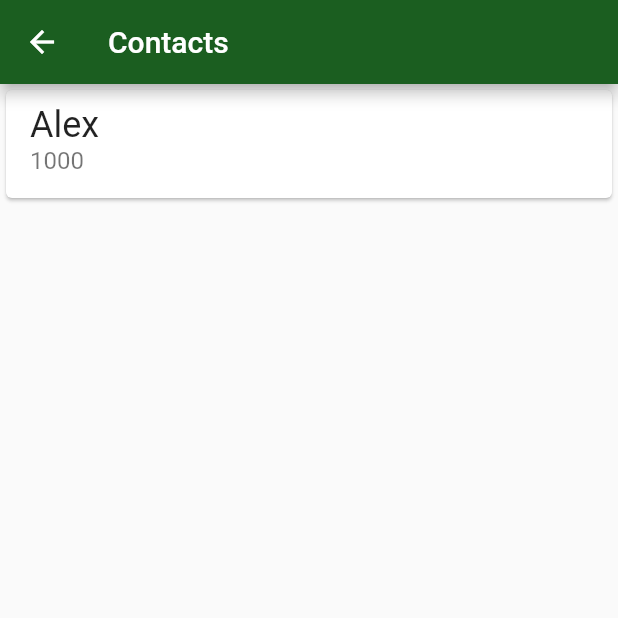
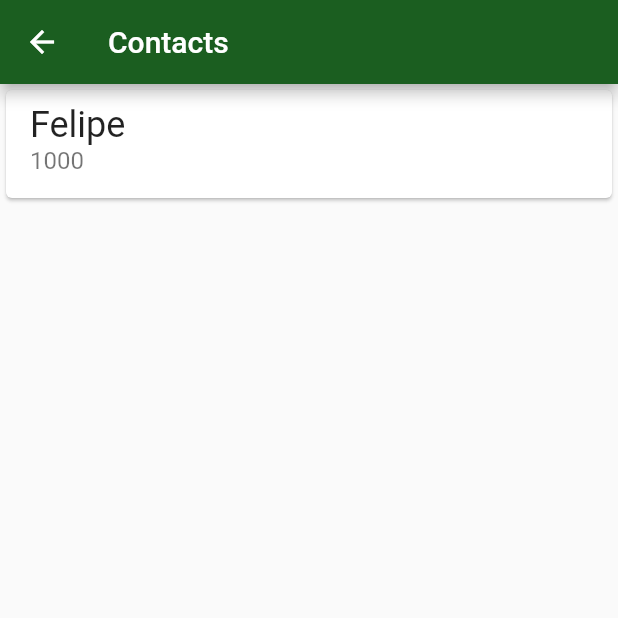
Before and after one commit to felipepg22/cursoFlutterParte2, a Flutter app: the ContactsList screen opened directly, on a phone screen of 412 x 824 dp, the top half of it. Run offline on Flutter 3.47's test engine with Material 2 defaults, Android fonts, the phone set to English and light mode, and no system bars; our stand-ins replace sqflite; accounts and stored records are empty.

Commit message:
Listando contatos do banco

```diff
--- a/bytebank/lib/main.dart
+++ b/bytebank/lib/main.dart
@@ -1,10 +1,14 @@
+import 'package:bytebank/models/contact.dart';
 import 'package:bytebank/screens/contact_form.dart';
 import 'package:bytebank/screens/contacts_list.dart';
 import 'package:bytebank/screens/dashboard.dart';
 import 'package:flutter/material.dart';
 
+import 'database/app_database.dart';
+
 void main() {
   runApp(ByteBankApp());
+  save(Contact(0, 'Felipe', 1000));
 }
 
 class ByteBankApp extends StatelessWidget {
--- a/bytebank/lib/screens/contact_form.dart
+++ b/bytebank/lib/screens/contact_form.dart
@@ -50,7 +50,7 @@ class _ContactFormState extends State<ContactForm> {
                     final String _name = _nameController.text;
                     final int _accountNumber = int.tryParse(_accountNumberController.text);
 
-                    final newContact = new Contact(_name, _accountNumber);
+                    final newContact = new Contact(0,_name, _accountNumber);
 
                     Navigator.pop(context, newContact);
                   },
--- a/bytebank/lib/screens/contacts_list.dart
+++ b/bytebank/lib/screens/contacts_list.dart
@@ -1,29 +1,33 @@
+import 'package:bytebank/database/app_database.dart';
+import 'package:bytebank/models/contact.dart';
 import 'package:bytebank/screens/contact_form.dart';
 import 'package:flutter/material.dart';
 
 class ContactsList extends StatelessWidget {
+
+  final List<Contact> contacts = List();
   @override
   Widget build(BuildContext context) {
     return Scaffold(
         appBar: AppBar(
           title: Text('Contacts'),
         ),
-        body: ListView(
-          children: [
-            Card(
-              child: ListTile(
-                title: Text(
-                  'Alex',
-                  style: TextStyle(fontSize: 24.0),
-                ),
-                subtitle: Text(
-                  '1000',
-                  style: TextStyle(fontSize: 16.0),
-                ),
-              ),
-            )
-          ],
+        body: FutureBuilder(
+          future: findAll(),
+            builder: (context, snapshot){
+            final List<Contact> contacts = snapshot.data;
+            return ListView.builder(
+              itemBuilder:(context, index){
+                final Contact contact = contacts[index];
+                return _ContactItem(contact);
+              },
+              itemCount: contacts.length,
+
+            );
+            }
         ),
+
+
         floatingActionButton: FloatingActionButton(
           onPressed: () => {
             Navigator.of(context)
@@ -38,3 +42,24 @@ class ContactsList extends StatelessWidget {
         ));
   }
 }
+
+class _ContactItem extends StatelessWidget {
+
+  final Contact contact;
+  _ContactItem(this.contact);
+  @override
+  Widget build(BuildContext context) {
+    return   Card(
+      child: ListTile(
+        title: Text(
+          contact.getName(),
+          style: TextStyle(fontSize: 24.0),
+        ),
+        subtitle: Text(
+          contact.getAccountNumber().toString(),
+          style: TextStyle(fontSize: 16.0),
+        ),
+      ),
+    );
+  }
+}
```
